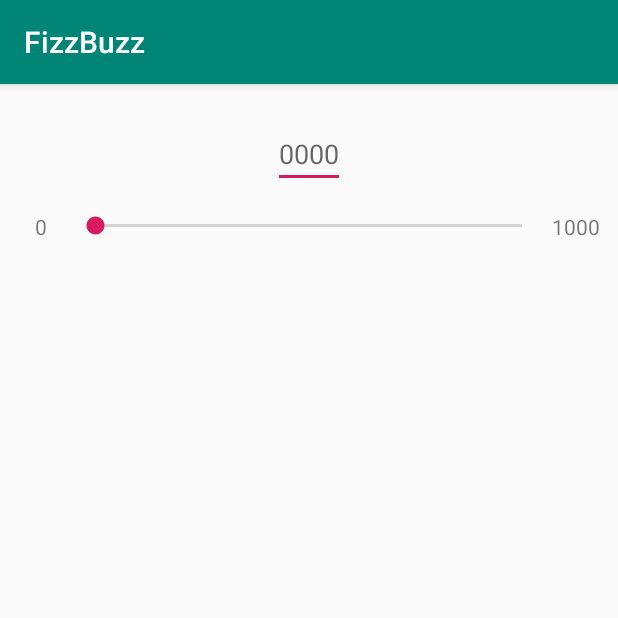
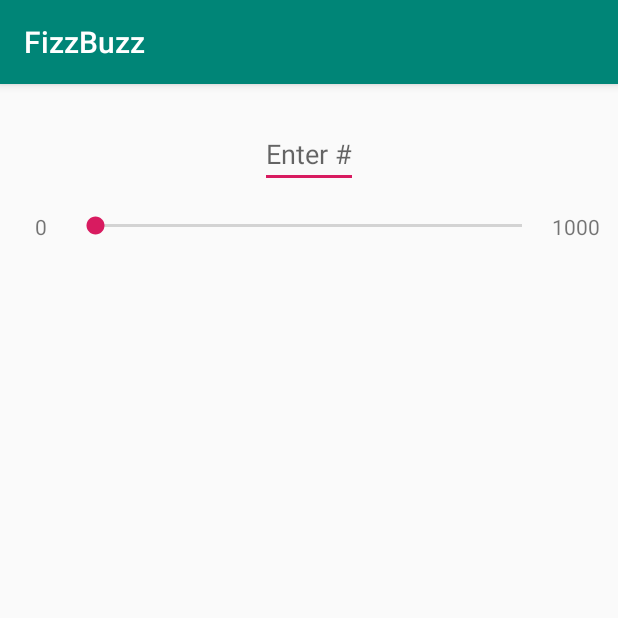
Before and after one commit to namclu/FIzzBuzz, an Android app: the screen it shows after launch (MainActivity), on a phone screen of 412 x 824 dp, the top half of it. Run offline under Robolectric (Android 15) with nearby library versions, the phone set to English and light mode, and no system bars; our stand-ins replace data binding.

Commit message:
Add initial FizzBuzz method
- Enable databinding
- Add string some resources

```diff
--- a/app/build.gradle
+++ b/app/build.gradle
@@ -20,6 +20,9 @@ android {
             proguardFiles getDefaultProguardFile('proguard-android-optimize.txt'), 'proguard-rules.pro'
         }
     }
+    dataBinding {
+        enabled = true
+    }
 }
 
 dependencies {
--- a/app/src/main/java/com/namlu/fizzbuzz/MainActivity.kt
+++ b/app/src/main/java/com/namlu/fizzbuzz/MainActivity.kt
@@ -2,11 +2,42 @@ package com.namlu.fizzbuzz
 
 import android.support.v7.app.AppCompatActivity
 import android.os.Bundle
+import android.widget.EditText
+import android.widget.SeekBar
+import android.widget.TextView
 
 class MainActivity : AppCompatActivity() {
+
+    private lateinit var editNumberInput: EditText
+    private lateinit var sliderNumberInput: SeekBar
+    private lateinit var textDisplayFizzBuzz: TextView
 
     override fun onCreate(savedInstanceState: Bundle?) {
         super.onCreate(savedInstanceState)
         setContentView(R.layout.activity_main)
+
+        editNumberInput = findViewById(R.id.edit_number_input)
+        sliderNumberInput = findViewById(R.id.seek_number_input)
+        textDisplayFizzBuzz = findViewById(R.id.text_display_fizz_buzz)
+    }
+
+    /*
+    * If number is a multiple of:
+    * - 3, return "Fizz"
+    * - 5, return "Buzz"
+    * - 3 and 5, return "FizzBuzz"
+    * - else return the number given
+    * */
+    private fun doFizzBuzz(numberInput: Int): String? {
+
+        val resultString = if (numberInput % 3 == 0 && numberInput % 5 == 0) {
+            "FizzBuzz"
+        } else if (numberInput % 3 == 0) {
+            "Fizz"
+        } else if (numberInput % 5 == 0) {
+            "Buzz"
+        } else
+            numberInput.toString()
+        return resultString
     }
 }
--- a/app/src/main/res/layout/activity_main.xml
+++ b/app/src/main/res/layout/activity_main.xml
@@ -1,18 +1,24 @@
 <?xml version="1.0" encoding="utf-8"?>
-<android.support.constraint.ConstraintLayout xmlns:android="http://schemas.android.com/apk/res/android"
+<layout xmlns:android="http://schemas.android.com/apk/res/android"
     xmlns:app="http://schemas.android.com/apk/res-auto"
-    xmlns:tools="http://schemas.android.com/tools"
+    xmlns:tools="http://schemas.android.com/tools">
+
+    <data>
+
+    </data>
+
+    <android.support.constraint.ConstraintLayout
         android:layout_width="match_parent"
         android:layout_height="match_parent"
         android:layout_margin="8dp"
         tools:context=".MainActivity">
 
         <EditText
-        android:id="@+id/edit_text"
+            android:id="@+id/edit_number_input"
             android:layout_width="wrap_content"
             android:layout_height="wrap_content"
             android:layout_marginTop="16dp"
-        android:hint="0000"
+            android:hint="@string/hint_enter_number"
             android:inputType="number"
             app:layout_constraintEnd_toEndOf="parent"
             app:layout_constraintStart_toStartOf="parent"
@@ -27,17 +33,17 @@
             android:orientation="horizontal"
             app:layout_constraintEnd_toEndOf="parent"
             app:layout_constraintStart_toStartOf="parent"
-        app:layout_constraintTop_toBottomOf="@id/edit_text">
+            app:layout_constraintTop_toBottomOf="@id/edit_number_input">
 
             <TextView
                 android:layout_width="0dp"
                 android:layout_height="wrap_content"
                 android:layout_weight="1"
                 android:gravity="center"
-            android:text="0" />
+                android:text="@string/label_slider_min" />
 
             <SeekBar
-            android:id="@+id/seek_bar"
+                android:id="@+id/seek_number_input"
                 android:layout_width="0dp"
                 android:layout_height="wrap_content"
                 android:layout_weight="8"
@@ -49,11 +55,11 @@
                 android:layout_height="wrap_content"
                 android:layout_weight="1"
                 android:gravity="center"
-            android:text="1000" />
+                android:text="@string/label_slider_max" />
         </LinearLayout>
 
         <TextView
-        android:id="@+id/text_view"
+            android:id="@+id/text_display_fizz_buzz"
             android:layout_width="wrap_content"
             android:layout_height="wrap_content"
             android:layout_marginTop="16dp"
@@ -66,3 +72,4 @@
         <!-- Todo: Add a numeric keyboard -->
 
     </android.support.constraint.ConstraintLayout>
+</layout>
--- a/app/src/main/res/values/strings.xml
+++ b/app/src/main/res/values/strings.xml
@@ -1,3 +1,7 @@
 <resources>
     <string name="app_name">FizzBuzz</string>
+
+    <string name="label_slider_min">0</string>
+    <string name="label_slider_max">1000</string>
+    <string name="hint_enter_number">Enter #</string>
 </resources>
```
Lines whose indentation alone changed are shown as unchanged.
